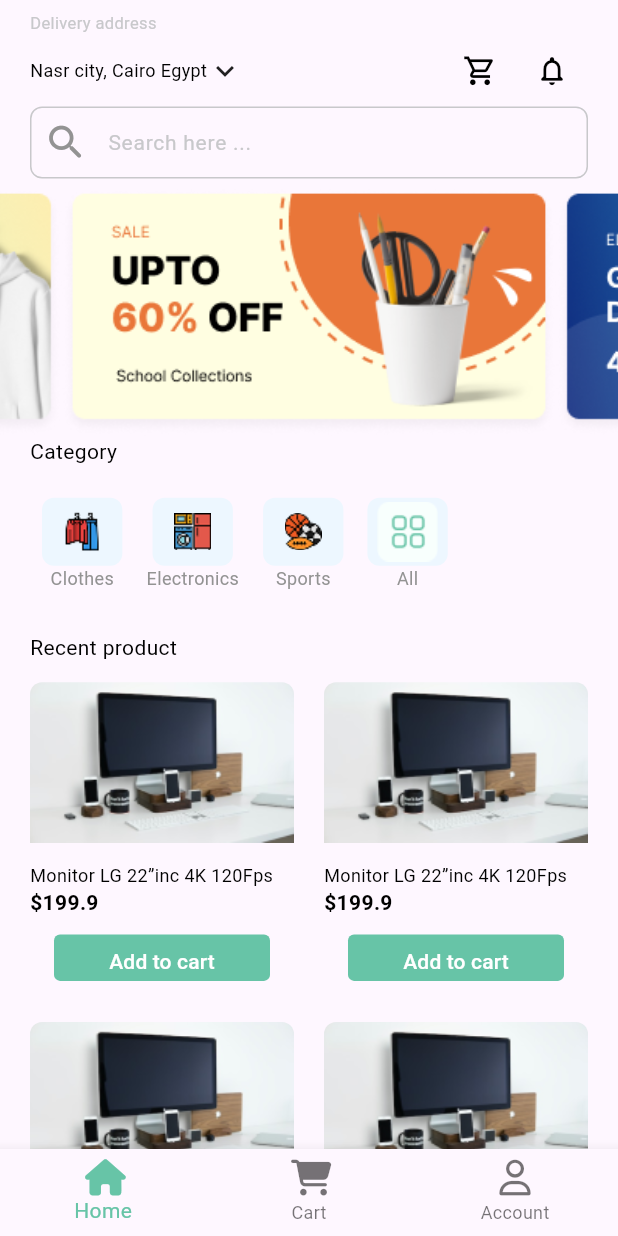
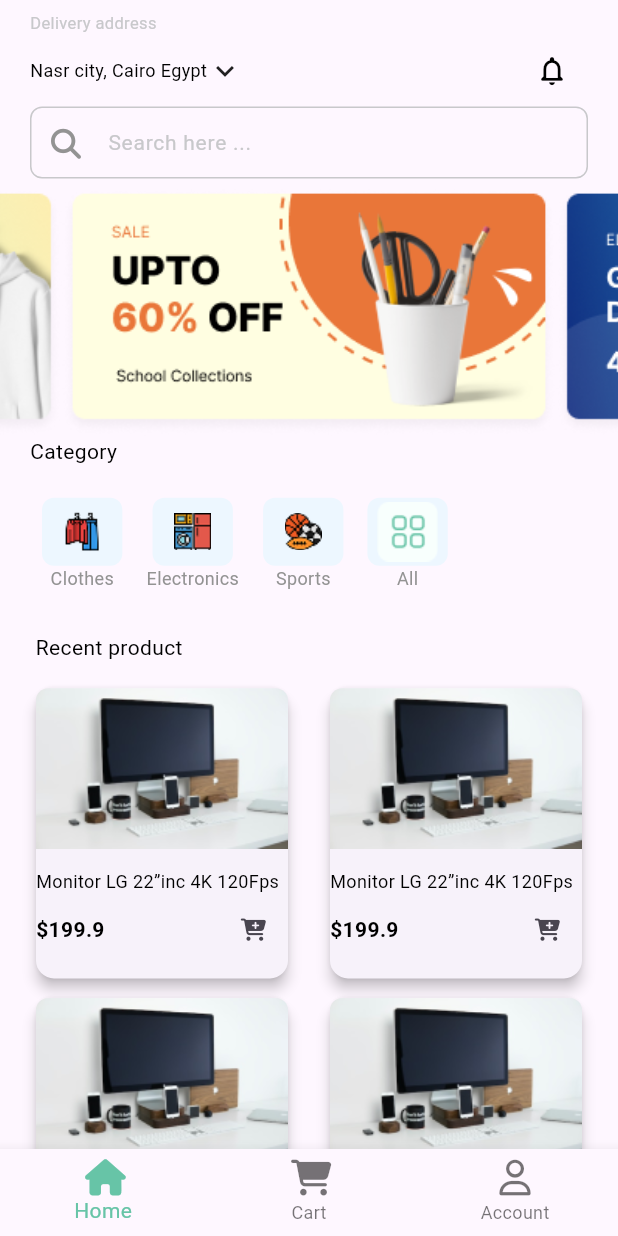
Before and after one commit to MohamedNassrr/shopy, a Flutter app: the screen it shows after launch, on a phone screen of 412 x 824 dp. Run offline on Flutter 3.47's test engine with Material 3 defaults, Android fonts, the phone set to English and light mode, and no system bars; drawn by our look-alikes of carousel_slider; our stand-ins replace bloc, cloud_firestore, firebase_auth, firebase_core, flutter_bloc, font_awesome_flutter and 2 more; accounts and stored records are empty.

Commit message:
refactoring recent product

```diff
--- a/lib/core/utils/app_router.dart
+++ b/lib/core/utils/app_router.dart
@@ -48,6 +48,5 @@ abstract class AppRouter {
             BlocProvider(create: (context) => HomeCubit(), child: HomeView()),
       ),
     ],
-
   );
 }
--- a/lib/features/auth/presentation/views/widgets/login_view_body.dart
+++ b/lib/features/auth/presentation/views/widgets/login_view_body.dart
@@ -26,6 +26,7 @@ class LoginViewBody extends StatelessWidget {
         if (state is UserLoginWithGoogleSuccess) {
           GoRouter.of(context).pushReplacement(AppRouter.kHomeView);
         }
+
         if (state is LoginFailureStates) {
           SnackBar snackBar =
               SnackBar(content: Text('email or password isn\'t correct'));
@@ -34,6 +35,7 @@ class LoginViewBody extends StatelessWidget {
       },
       builder: (context, state) {
         var cubit = BlocProvider.of<LoginCubit>(context);
+
         return Center(
           child: Padding(
             padding: const EdgeInsets.only(top: 30, left: 20, right: 20),
--- a/lib/features/home/presentation/views/widgets/custom_app_bar.dart
+++ b/lib/features/home/presentation/views/widgets/custom_app_bar.dart
@@ -35,14 +35,6 @@ class CustomAppBar extends StatelessWidget {
               IconButton(
                 onPressed: () {},
                 icon: Icon(
-                  Icons.shopping_cart_outlined,
-                  color: Colors.black,
-                  size: 23,
-                ),
-              ),
-              IconButton(
-                onPressed: () {},
-                icon: Icon(
                   Icons.notifications_none_rounded,
                   color: Colors.black,
                   size: 23,
--- /dev/null
+++ b/lib/features/home/presentation/views/widgets/custom_gird_item.dart
@@ -0,0 +1,69 @@
+import 'package:flutter/material.dart';
+import 'package:font_awesome_flutter/font_awesome_flutter.dart';
+import 'package:online_shop_app/core/styles/texts_styles.dart';
+import 'package:online_shop_app/core/utils/assets_data.dart';
+
+class CustomGridItem extends StatelessWidget {
+  const CustomGridItem({super.key});
+
+  @override
+  Widget build(BuildContext context) {
+    return Card(
+      elevation: 3.76,
+      child: Column(
+        crossAxisAlignment: CrossAxisAlignment.start,
+        children: [
+          Container(
+            //w 170,h112
+            width: MediaQuery.of(context).size.width * 0.53,
+            height: MediaQuery.of(context).size.height * 0.13,
+            decoration: BoxDecoration(
+              borderRadius: BorderRadius.only(
+                topLeft: Radius.circular(8),
+                topRight: Radius.circular(8),
+              ),
+              image: DecorationImage(
+                image: AssetImage(
+                  AssetsData.testImage,
+                ),
+                fit: BoxFit.fill,
+              ),
+            ),
+          ),
+          SizedBox(
+            height: 13,
+          ),
+          Text(
+            'Monitor LG 22”inc 4K 120Fps',
+            style: TextsStyles.textStyle12,
+            maxLines: 1,
+            overflow: TextOverflow.ellipsis,
+          ),
+          SizedBox(
+            width: MediaQuery.of(context).size.width * 0.51,
+            child: Row(
+              children: [
+                Text(
+                  '\$199.9',
+                  style: TextsStyles.textStyle14.copyWith(
+                    fontWeight: FontWeight.w600,
+                  ),
+                ),
+                Spacer(),
+                IconButton(
+                  onPressed: () {
+                    print('button work');
+                  },
+                  icon: Icon(
+                    FontAwesomeIcons.cartPlus,
+                    size: 15,
+                  ),
+                ),
+              ],
+            ),
+          ),
+        ],
+      ),
+    );
+  }
+}
--- a/lib/features/home/presentation/views/widgets/custom_grid_list.dart
+++ b/lib/features/home/presentation/views/widgets/custom_grid_list.dart
@@ -1,7 +1,6 @@
 import 'package:flutter/material.dart';
 import 'package:online_shop_app/core/styles/texts_styles.dart';
-import 'package:online_shop_app/core/utils/assets_data.dart';
-import 'package:online_shop_app/core/widgets/custom_text_button.dart';
+import 'package:online_shop_app/features/home/presentation/views/widgets/custom_gird_item.dart';
 
 class CustomGridList extends StatelessWidget {
   const CustomGridList({super.key});
@@ -14,70 +13,27 @@ class CustomGridList extends StatelessWidget {
         crossAxisAlignment: CrossAxisAlignment.start,
         children: [
           Text(
-            'Recent product',
+            ' Recent product',
             style: TextsStyles.textStyle14,
           ),
-          SizedBox(height: 13),
+          SizedBox(height: 8),
           GridView.count(
             crossAxisCount: 2,
             shrinkWrap: true,
-            childAspectRatio: 5.47 / 6.32,
+            childAspectRatio: 6 / 6.32,
             physics: NeverScrollableScrollPhysics(),
             children: List.generate(
               16,
               (index) => Padding(
-                padding: const EdgeInsets.only(right: 20),
+                padding: const EdgeInsets.only(
+                  right: 20,
+                  top: 5,
+                ),
                 child: GestureDetector(
                   onTap: () {
                     debugPrint('itemPressed');
                   },
-                  child: Column(
-                    crossAxisAlignment: CrossAxisAlignment.start,
-                    children: [
-                      Container(
-                        //w 170,h112
-                        width: MediaQuery.of(context).size.width * 0.53,
-                        height: MediaQuery.of(context).size.height * 0.13,
-                        decoration: BoxDecoration(
-                          borderRadius: BorderRadius.only(
-                            topLeft: Radius.circular(8),
-                            topRight: Radius.circular(8),
-                          ),
-                          image: DecorationImage(
-                            image: AssetImage(
-                              AssetsData.testImage,
-                            ),
-                            fit: BoxFit.fill,
-                          ),
-                        ),
-                      ),
-                      SizedBox(
-                        height: 13,
-                      ),
-                      Text(
-                        'Monitor LG 22”inc 4K 120Fps',
-                        style: TextsStyles.textStyle12,
-                        maxLines: 1,
-                        overflow: TextOverflow.ellipsis,
-                      ),
-                      Text(
-                        '\$199.9',
-                        style: TextsStyles.textStyle14.copyWith(
-                          fontWeight: FontWeight.w600,
-                        ),
-                      ),
-                      SizedBox(height: 11),
-                      Align(
-                        alignment: AlignmentDirectional.center,
-                        child: CustomTextButton(
-                          width: 144,
-                          height: 31,
-                          onPressed: () {},
-                          text: 'Add to cart',
-                        ),
-                      ),
-                    ],
-                  ),
+                  child: CustomGridItem(),
                 ),
               ),
             ),
--- a/lib/features/home/presentation/views/widgets/custom_text_field.dart
+++ b/lib/features/home/presentation/views/widgets/custom_text_field.dart
@@ -1,4 +1,5 @@
 import 'package:flutter/material.dart';
+import 'package:font_awesome_flutter/font_awesome_flutter.dart';
 
 class CustomTextField extends StatelessWidget {
   const CustomTextField({super.key});
@@ -8,9 +9,9 @@ class CustomTextField extends StatelessWidget {
     return TextField(
       decoration: InputDecoration(
         prefixIcon: Icon(
-          Icons.search_rounded,
+          FontAwesomeIcons.magnifyingGlass,
           color: Color(0xff939393),
-          size: 30,
+          size: 20,
         ),
         contentPadding: EdgeInsets.symmetric(),
         hintText: 'Search here ...',
@@ -24,6 +25,7 @@ class CustomTextField extends StatelessWidget {
       ),
     );
   }
+
   OutlineInputBorder buildOutlineInputBorder() {
     return OutlineInputBorder(
       borderRadius: BorderRadius.circular(8),
@@ -32,5 +34,4 @@ class CustomTextField extends StatelessWidget {
       ),
     );
   }
-
 }
```
Also changed, not shown: 4 other files.
